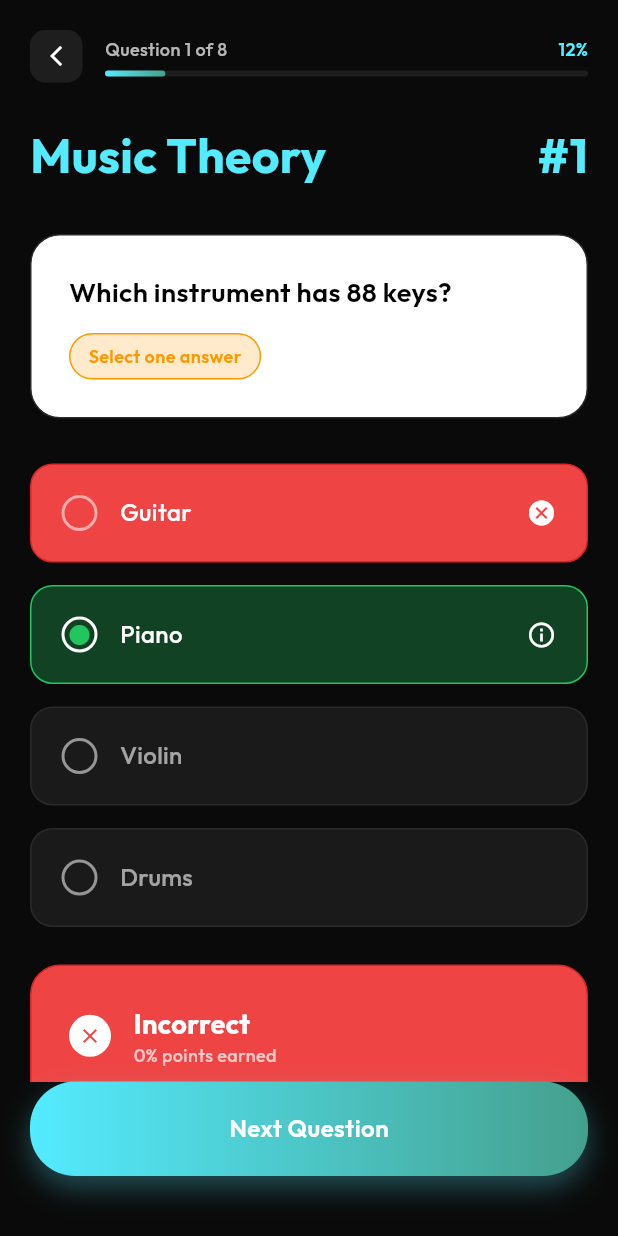
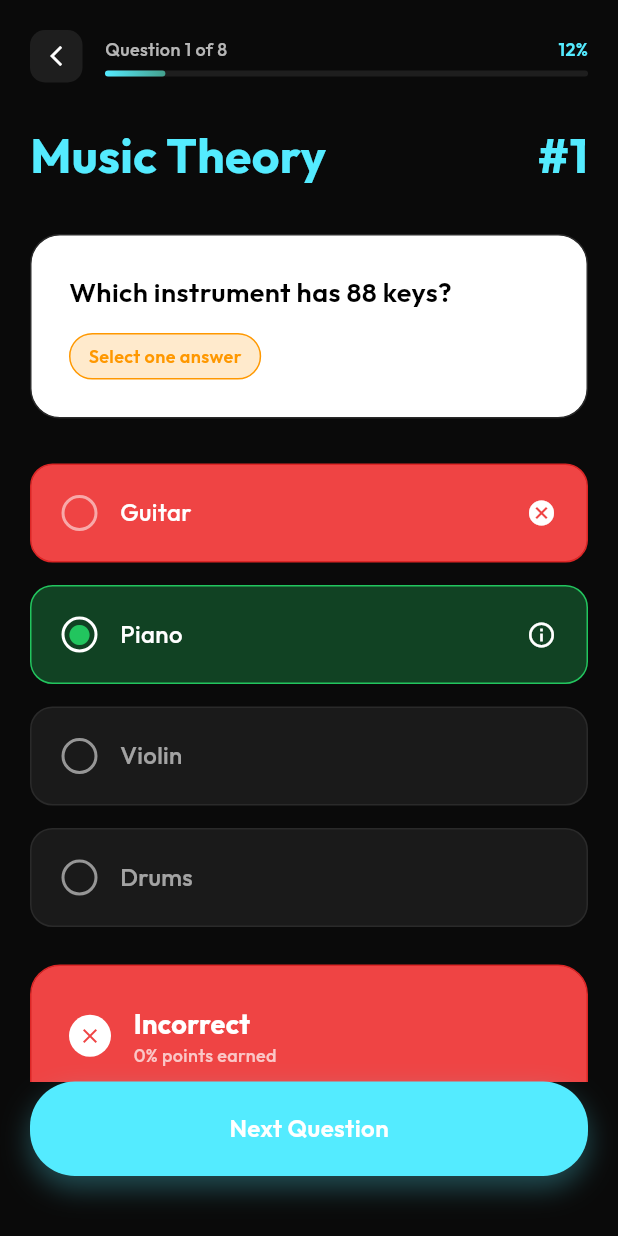
Before and after one commit to Saurabh-Vishwakarmaa/choira_task, a Flutter app: the QuizPage screen opened directly, after a tap on "Guitar", after a tap on "Check The Answer", on a phone screen of 412 x 824 dp. Run offline on Flutter 3.47's test engine with Material 3 defaults, Android fonts, the phone set to English and light mode, and no system bars; our stand-ins replace google_fonts.

Commit message:
final commit

```diff
--- a/lib/pages/homepage.dart
+++ b/lib/pages/homepage.dart
@@ -38,7 +38,7 @@ class _HomepageState extends State<Homepage> {
                           ),
                         ),
                         Text(
-                          'Alexandra!',
+                          'Learner!',
                           style: GoogleFonts.outfit(
                             fontSize: 18,
                             color: Colorr.textcolor,
--- a/lib/pages/quizpage.dart
+++ b/lib/pages/quizpage.dart
@@ -522,7 +522,7 @@ class _QuizPageState extends State<QuizPage> {
                   decoration: BoxDecoration(
                     gradient: selectedAnswers.isNotEmpty
                         ? LinearGradient(
-                            colors: [Colorr.lightcolor, Color(0xFF44A08D)],
+                            colors: [Colorr.lightcolor,Colorr.lightcolor],
                             begin: Alignment.centerLeft,
                             end: Alignment.centerRight,
                           )
@@ -546,6 +546,7 @@ class _QuizPageState extends State<QuizPage> {
                         fontSize: 16,
                         fontWeight: FontWeight.w600,
                         color: Colors.white,
+
                       ),
                     ),
                   ),
@@ -585,8 +586,17 @@ class _QuizPageState extends State<QuizPage> {
 
     score += scoreEarned;
 
-    // Auto-scroll to feedback
-    _scrollToFeedback();
+    // auto-scroll to feedback with proper timing
+    Future.delayed(Duration(milliseconds: 100), () {
+      if (_feedbackKey.currentContext != null) {
+        Scrollable.ensureVisible(
+          _feedbackKey.currentContext!,
+          duration: Duration(milliseconds: 800),
+          curve: Curves.easeInOutCubic,
+          alignment: 0.2, // Shows feedback near top of visible area
+        );
+      }
+    });
   }
 
   void _nextQuestion() {
```
